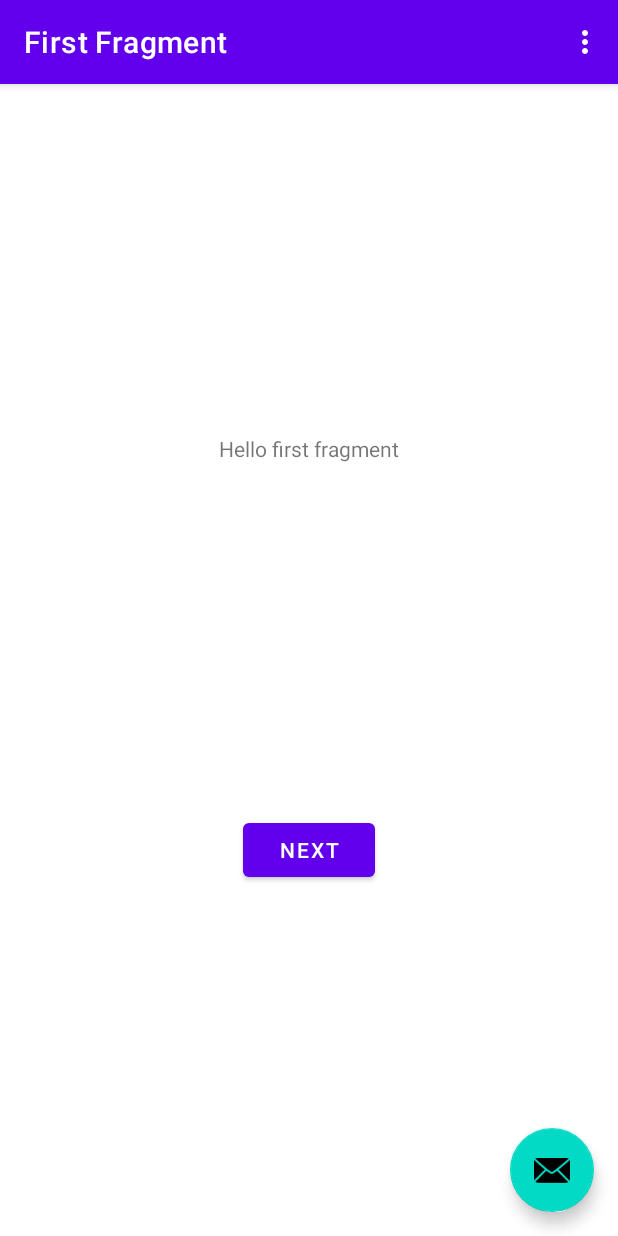
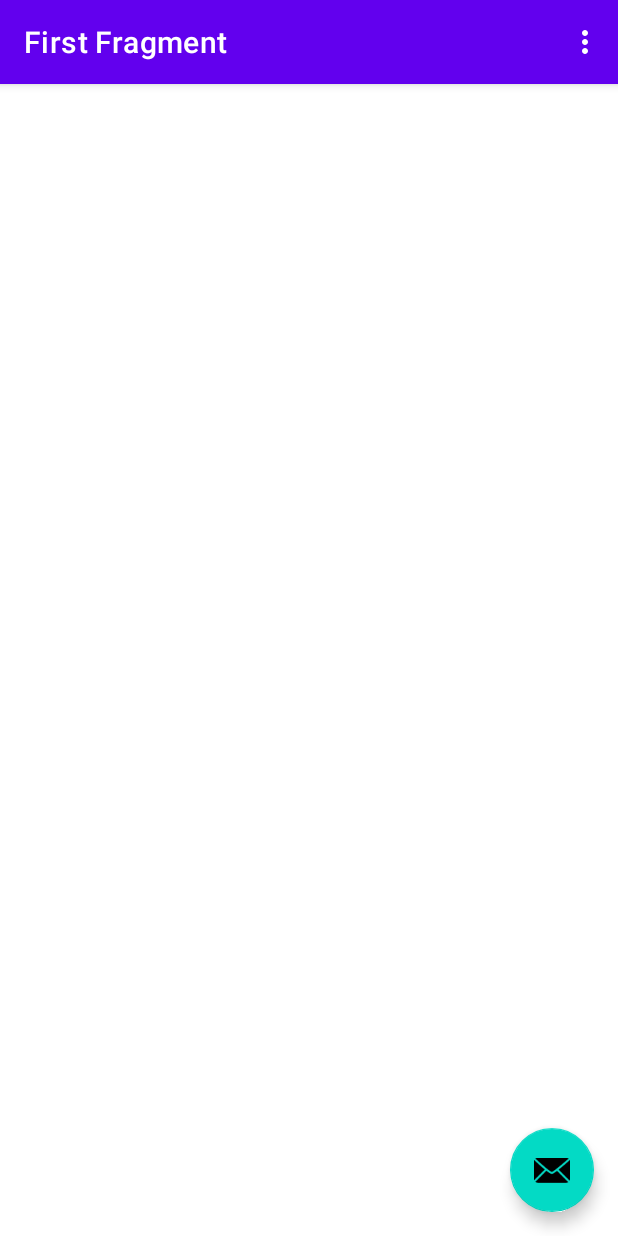
Before and after one commit to leonelr9/ControloVacinas, an Android app: the screen it shows after launch (MainActivity), on a phone screen of 412 x 824 dp. Run offline under Robolectric (Android 15) with nearby library versions, the phone set to English and light mode, and no system bars; our stand-ins replace navigation-ui.

Commit message:
Criado fragmento para mostrar a lista de pacientes

```diff
--- a/app/src/main/java/com/example/controlovacinas/FirstFragment.kt
+++ b/app/src/main/java/com/example/controlovacinas/ListaPacientesFragment.kt
@@ -6,14 +6,14 @@ import android.view.LayoutInflater
 import android.view.View
 import android.view.ViewGroup
 import androidx.navigation.fragment.findNavController
-import com.example.controlovacinas.databinding.FragmentFirstBinding
+import com.example.controlovacinas.databinding.FragmentListaPacientesBinding
 
 /**
  * A simple [Fragment] subclass as the default destination in the navigation.
  */
-class FirstFragment : Fragment() {
+class ListaPacientesFragment : Fragment() {
 
-    private var _binding: FragmentFirstBinding? = null
+    private var _binding: FragmentListaPacientesBinding? = null
 
     // This property is only valid between onCreateView and
     // onDestroyView.
@@ -24,7 +24,7 @@ class FirstFragment : Fragment() {
         savedInstanceState: Bundle?
     ): View? {
 
-        _binding = FragmentFirstBinding.inflate(inflater, container, false)
+        _binding = FragmentListaPacientesBinding.inflate(inflater, container, false)
         return binding.root
 
     }
@@ -32,9 +32,8 @@ class FirstFragment : Fragment() {
     override fun onViewCreated(view: View, savedInstanceState: Bundle?) {
         super.onViewCreated(view, savedInstanceState)
 
-        binding.buttonFirst.setOnClickListener {
-            findNavController().navigate(R.id.action_FirstFragment_to_SecondFragment)
-        }
+
+          //  findNavController().navigate(R.id.action_FirstFragment_to_SecondFragment)
     }
 
     override fun onDestroyView() {
--- a/app/src/main/res/layout/fragment_first.xml
+++ /dev/null
@@ -1,28 +0,0 @@
-<?xml version="1.0" encoding="utf-8"?>
-<androidx.constraintlayout.widget.ConstraintLayout xmlns:android="http://schemas.android.com/apk/res/android"
-    xmlns:app="http://schemas.android.com/apk/res-auto"
-    xmlns:tools="http://schemas.android.com/tools"
-    android:layout_width="match_parent"
-    android:layout_height="match_parent"
-    tools:context=".FirstFragment">
-
-    <TextView
-        android:id="@+id/textview_first"
-        android:layout_width="wrap_content"
-        android:layout_height="wrap_content"
-        android:text="@string/hello_first_fragment"
-        app:layout_constraintBottom_toTopOf="@id/button_first"
-        app:layout_constraintEnd_toEndOf="parent"
-        app:layout_constraintStart_toStartOf="parent"
-        app:layout_constraintTop_toTopOf="parent" />
-
-    <Button
-        android:id="@+id/button_first"
-        android:layout_width="wrap_content"
-        android:layout_height="wrap_content"
-        android:text="@string/next"
-        app:layout_constraintBottom_toBottomOf="parent"
-        app:layout_constraintEnd_toEndOf="parent"
-        app:layout_constraintStart_toStartOf="parent"
-        app:layout_constraintTop_toBottomOf="@id/textview_first" />
-</androidx.constraintlayout.widget.ConstraintLayout>
--- /dev/null
+++ b/app/src/main/res/layout/fragment_lista_pacientes.xml
@@ -0,0 +1,7 @@
+<?xml version="1.0" encoding="utf-8"?>
+<androidx.constraintlayout.widget.ConstraintLayout xmlns:android="http://schemas.android.com/apk/res/android"
+    xmlns:app="http://schemas.android.com/apk/res-auto"
+    xmlns:tools="http://schemas.android.com/tools"
+    android:layout_width="match_parent"
+    android:layout_height="match_parent"
+    tools:context=".ListaPacientesFragment"/>
--- a/app/src/main/res/navigation/nav_graph.xml
+++ b/app/src/main/res/navigation/nav_graph.xml
@@ -7,9 +7,9 @@
 
     <fragment
         android:id="@+id/FirstFragment"
-        android:name="com.example.controlovacinas.FirstFragment"
+        android:name="com.example.controlovacinas.ListaPacientesFragment"
         android:label="@string/first_fragment_label"
-        tools:layout="@layout/fragment_first">
+        tools:layout="@layout/fragment_lista_pacientes">
 
         <action
             android:id="@+id/action_FirstFragment_to_SecondFragment"
```
